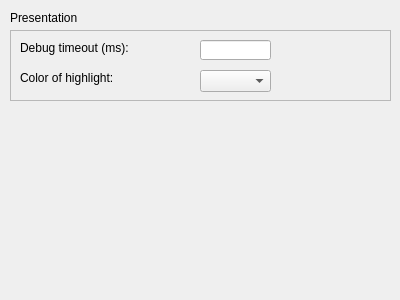
This is qrgui/mainwindow/preferencesDebuggerForm.ui in qreal/qreal as Qt 5 draws it before an edit. The edited form follows.
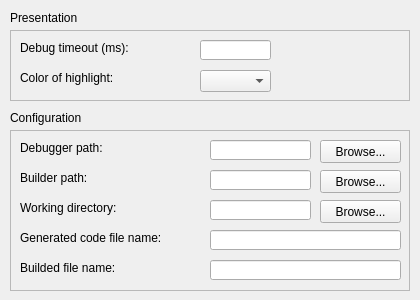
This is the edited form.

Commit message:
Added icons to the preferences dialog + some other fixes
Conflicts:

	qrgui/mainwindow/preferencesDebuggerForm.ui
	qrgui/mainwindow/preferencesDialog.cpp
	qrgui/mainwindow/preferencesMiscellaniousForm.ui
	qrgui/qrgui.qrc

```diff
--- a/qrgui/mainwindow/preferencesDebuggerForm.ui
+++ b/qrgui/mainwindow/preferencesDebuggerForm.ui
@@ -6,19 +6,189 @@
    <rect>
     <x>0</x>
     <y>0</y>
-    <width>400</width>
+    <width>420</width>
     <height>300</height>
    </rect>
   </property>
   <property name="windowTitle">
    <string>Form</string>
   </property>
+  <widget class="QFrame" name="frame_9">
+   <property name="geometry">
+    <rect>
+     <x>10</x>
+     <y>130</y>
+     <width>400</width>
+     <height>161</height>
+    </rect>
+   </property>
+   <property name="frameShape">
+    <enum>QFrame::StyledPanel</enum>
+   </property>
+   <property name="frameShadow">
+    <enum>QFrame::Raised</enum>
+   </property>
+   <widget class="QLabel" name="label_18">
+    <property name="geometry">
+     <rect>
+      <x>10</x>
+      <y>10</y>
+      <width>171</width>
+      <height>16</height>
+     </rect>
+    </property>
+    <property name="text">
+     <string>Debugger path:</string>
+    </property>
+   </widget>
+   <widget class="QLabel" name="label_21">
+    <property name="geometry">
+     <rect>
+      <x>10</x>
+      <y>40</y>
+      <width>171</width>
+      <height>16</height>
+     </rect>
+    </property>
+    <property name="text">
+     <string>Builder path:</string>
+    </property>
+   </widget>
+   <widget class="QLabel" name="label_22">
+    <property name="geometry">
+     <rect>
+      <x>10</x>
+      <y>100</y>
+      <width>171</width>
+      <height>16</height>
+     </rect>
+    </property>
+    <property name="text">
+     <string>Generated code file name:</string>
+    </property>
+   </widget>
+   <widget class="QLabel" name="label_23">
+    <property name="geometry">
+     <rect>
+      <x>10</x>
+      <y>130</y>
+      <width>171</width>
+      <height>16</height>
+     </rect>
+    </property>
+    <property name="text">
+     <string>Builded file name:</string>
+    </property>
+   </widget>
+   <widget class="QLineEdit" name="debuggerPathLineEdit">
+    <property name="geometry">
+     <rect>
+      <x>200</x>
+      <y>10</y>
+      <width>101</width>
+      <height>20</height>
+     </rect>
+    </property>
+   </widget>
+   <widget class="QLineEdit" name="builderPathLineEdit">
+    <property name="geometry">
+     <rect>
+      <x>200</x>
+      <y>40</y>
+      <width>101</width>
+      <height>20</height>
+     </rect>
+    </property>
+   </widget>
+   <widget class="QLineEdit" name="codeFileNameLineEdit">
+    <property name="geometry">
+     <rect>
+      <x>200</x>
+      <y>100</y>
+      <width>191</width>
+      <height>20</height>
+     </rect>
+    </property>
+   </widget>
+   <widget class="QLineEdit" name="buildedFileNameLineEdit">
+    <property name="geometry">
+     <rect>
+      <x>200</x>
+      <y>130</y>
+      <width>191</width>
+      <height>20</height>
+     </rect>
+    </property>
+   </widget>
+   <widget class="QPushButton" name="browseDebPathButton">
+    <property name="geometry">
+     <rect>
+      <x>310</x>
+      <y>10</y>
+      <width>81</width>
+      <height>23</height>
+     </rect>
+    </property>
+    <property name="text">
+     <string>Browse...</string>
+    </property>
+   </widget>
+   <widget class="QPushButton" name="builderPathButton">
+    <property name="geometry">
+     <rect>
+      <x>310</x>
+      <y>40</y>
+      <width>81</width>
+      <height>23</height>
+     </rect>
+    </property>
+    <property name="text">
+     <string>Browse...</string>
+    </property>
+   </widget>
+   <widget class="QLabel" name="label_25">
+    <property name="geometry">
+     <rect>
+      <x>10</x>
+      <y>70</y>
+      <width>171</width>
+      <height>16</height>
+     </rect>
+    </property>
+    <property name="text">
+     <string>Working directory:</string>
+    </property>
+   </widget>
+   <widget class="QLineEdit" name="workDirLineEdit">
+    <property name="geometry">
+     <rect>
+      <x>200</x>
+      <y>70</y>
+      <width>101</width>
+      <height>20</height>
+     </rect>
+    </property>
+   </widget>
+   <widget class="QPushButton" name="workDirPushButton">
+    <property name="geometry">
+     <rect>
+      <x>310</x>
+      <y>70</y>
+      <width>81</width>
+      <height>23</height>
+     </rect>
+    </property>
+    <property name="text">
+     <string>Browse...</string>
+    </property>
+   </widget>
+  </widget>
   <widget class="QFrame" name="frame_7">
    <property name="geometry">
     <rect>
      <x>10</x>
      <y>30</y>
-     <width>381</width>
+     <width>400</width>
      <height>71</height>
     </rect>
    </property>
@@ -80,7 +250,7 @@
     <rect>
      <x>10</x>
      <y>10</y>
-     <width>381</width>
+     <width>400</width>
      <height>16</height>
     </rect>
    </property>
@@ -88,6 +258,19 @@
     <string>Presentation</string>
    </property>
   </widget>
+  <widget class="QLabel" name="label_24">
+   <property name="geometry">
+    <rect>
+     <x>10</x>
+     <y>110</y>
+     <width>400</width>
+     <height>16</height>
+    </rect>
+   </property>
+   <property name="text">
+    <string>Configuration</string>
+   </property>
+  </widget>
  </widget>
  <resources/>
  <connections/>
```
The commit also changes 7 other files.
